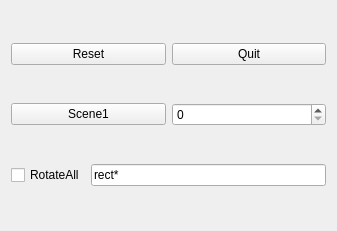
Old version of the form tools/QtOSCController/controllerWidget.ui in the repository grame-cncm/inscore.
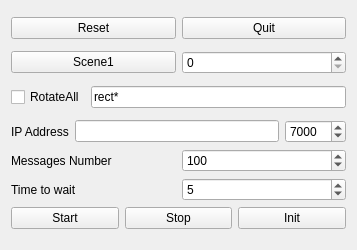
New version of the form.

Commit message: Add remote address Add test messages with timing

```diff
--- a/tools/QtOSCController/controllerWidget.ui
+++ b/tools/QtOSCController/controllerWidget.ui
@@ -6,8 +6,8 @@
    <rect>
     <x>0</x>
     <y>0</y>
-    <width>337</width>
-    <height>231</height>
+    <width>357</width>
+    <height>250</height>
    </rect>
   </property>
   <property name="windowTitle">
@@ -64,6 +64,101 @@
      </item>
     </layout>
    </item>
+   <item>
+    <layout class="QVBoxLayout" name="verticalLayout_2">
+     <item>
+      <layout class="QHBoxLayout" name="horizontalLayout_7">
+       <item>
+        <widget class="QLabel" name="label_4">
+         <property name="text">
+          <string>IP Address</string>
+         </property>
+        </widget>
+       </item>
+       <item>
+        <widget class="QLineEdit" name="mAddressLineEdit"/>
+       </item>
+       <item>
+        <widget class="QSpinBox" name="mPortLineEdit">
+         <property name="maximum">
+          <number>99999</number>
+         </property>
+         <property name="value">
+          <number>7000</number>
+         </property>
+        </widget>
+       </item>
+      </layout>
+     </item>
+     <item>
+      <layout class="QHBoxLayout" name="horizontalLayout_6">
+       <item>
+        <widget class="QLabel" name="label_3">
+         <property name="text">
+          <string>Messages Number</string>
+         </property>
+        </widget>
+       </item>
+       <item>
+        <widget class="QSpinBox" name="mMessageSize">
+         <property name="maximum">
+          <number>100000</number>
+         </property>
+         <property name="value">
+          <number>100</number>
+         </property>
+        </widget>
+       </item>
+      </layout>
+     </item>
+     <item>
+      <layout class="QHBoxLayout" name="horizontalLayout_4">
+       <item>
+        <widget class="QLabel" name="label">
+         <property name="text">
+          <string>Time to wait</string>
+         </property>
+        </widget>
+       </item>
+       <item>
+        <widget class="QSpinBox" name="mWait">
+         <property name="maximum">
+          <number>100000</number>
+         </property>
+         <property name="value">
+          <number>5</number>
+         </property>
+        </widget>
+       </item>
+      </layout>
+     </item>
+     <item>
+      <layout class="QHBoxLayout" name="horizontalLayout_5">
+       <item>
+        <widget class="QPushButton" name="mStart">
+         <property name="text">
+          <string>Start</string>
+         </property>
+        </widget>
+       </item>
+       <item>
+        <widget class="QPushButton" name="mStop">
+         <property name="text">
+          <string>Stop</string>
+         </property>
+        </widget>
+       </item>
+       <item>
+        <widget class="QPushButton" name="mInit">
+         <property name="text">
+          <string>Init</string>
+         </property>
+        </widget>
+       </item>
+      </layout>
+     </item>
+    </layout>
+   </item>
   </layout>
  </widget>
  <resources/>
```
The commit also changes 2 other files.
